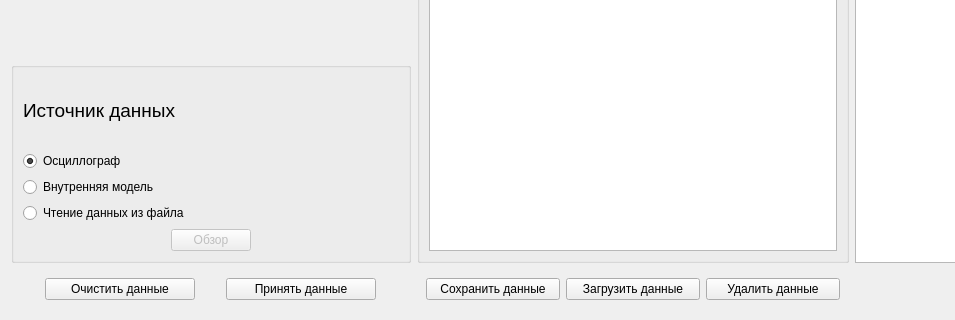
Above: untitled/datas.ui from Ivanos121/ImView before the change; both pictures show x 0 to 955 and y 437 to 757 of the 1366 by 757 pixel window. Below: the same form after it.
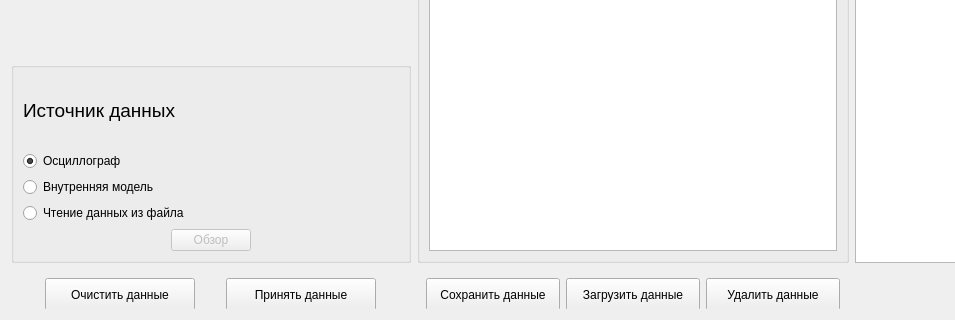
That is the form after the change.

Patch:
```diff
--- a/untitled/datas.ui
+++ b/untitled/datas.ui
@@ -265,16 +265,19 @@
      <layout class="QHBoxLayout" name="horizontalLayout">
       <item>
        <widget class="QPushButton" name="pushButton_2">
+        <property name="enabled">
+         <bool>true</bool>
+        </property>
         <property name="minimumSize">
          <size>
           <width>0</width>
-          <height>0</height>
+          <height>33</height>
          </size>
         </property>
         <property name="maximumSize">
          <size>
           <width>150</width>
-          <height>16777215</height>
+          <height>33</height>
          </size>
         </property>
         <property name="text">
@@ -287,7 +290,7 @@
         <property name="minimumSize">
          <size>
           <width>0</width>
-          <height>0</height>
+          <height>33</height>
          </size>
         </property>
         <property name="maximumSize">
@@ -318,10 +321,16 @@
      <layout class="QHBoxLayout" name="horizontalLayout_2">
       <item>
        <widget class="QPushButton" name="pushButton_3">
+        <property name="minimumSize">
+         <size>
+          <width>0</width>
+          <height>33</height>
+         </size>
+        </property>
         <property name="maximumSize">
          <size>
           <width>150</width>
-          <height>16777215</height>
+          <height>33</height>
          </size>
         </property>
         <property name="text">
@@ -331,10 +340,16 @@
       </item>
       <item>
        <widget class="QPushButton" name="pushButton_4">
+        <property name="minimumSize">
+         <size>
+          <width>0</width>
+          <height>33</height>
+         </size>
+        </property>
         <property name="maximumSize">
          <size>
           <width>150</width>
-          <height>16777215</height>
+          <height>33</height>
          </size>
         </property>
         <property name="text">
@@ -344,10 +359,16 @@
       </item>
       <item>
        <widget class="QPushButton" name="pushButton_6">
+        <property name="minimumSize">
+         <size>
+          <width>0</width>
+          <height>33</height>
+         </size>
+        </property>
         <property name="maximumSize">
          <size>
           <width>150</width>
-          <height>16777215</height>
+          <height>33</height>
          </size>
         </property>
         <property name="text">
```
